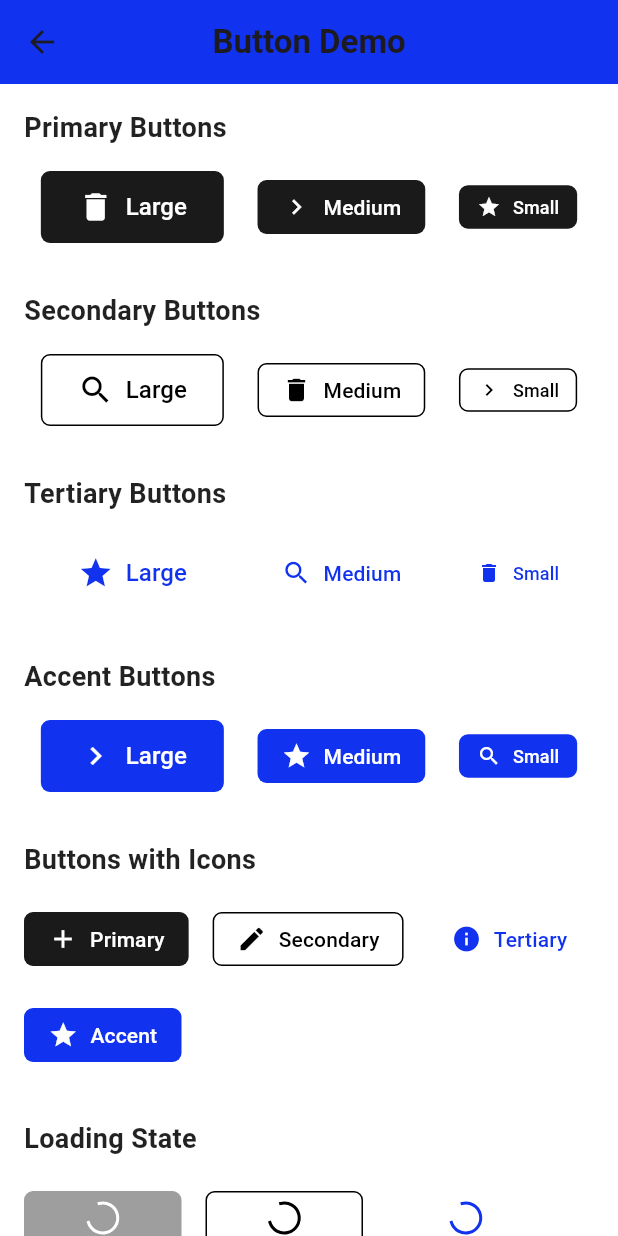
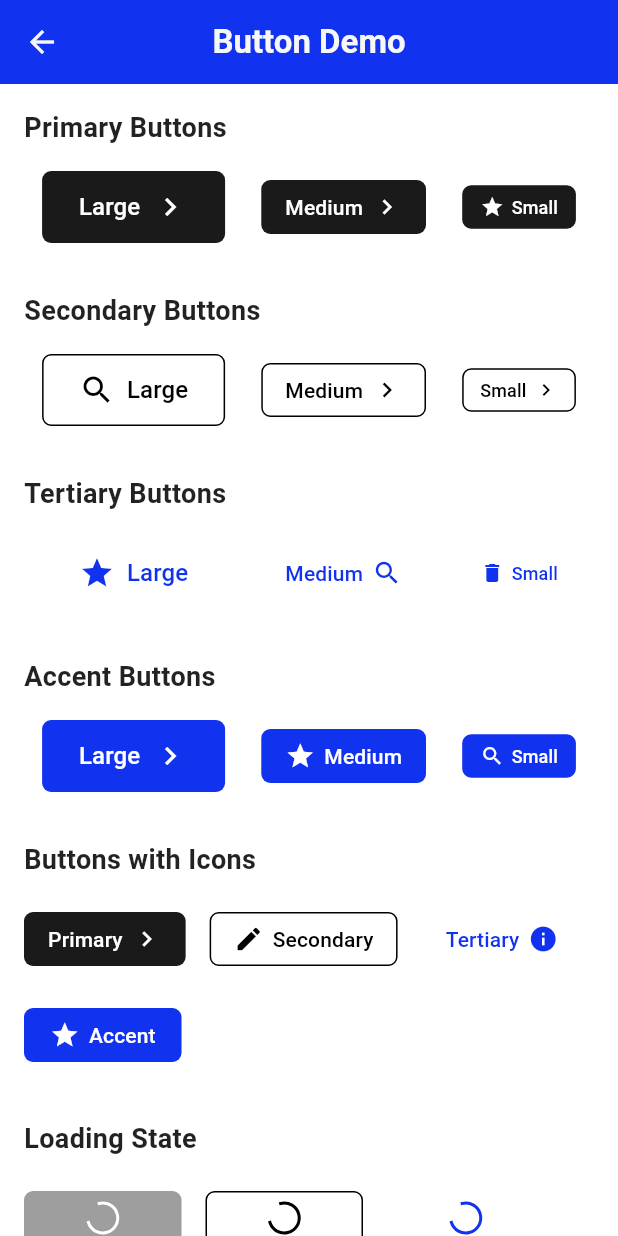
Before and after one commit to sourav-ganguly/doctor-finder, a Flutter app: the ButtonDemoScreen screen opened directly, on a phone screen of 412 x 824 dp. Run offline on Flutter 3.47's test engine with Material 3 defaults, Android fonts, the phone set to English and light mode, and no system bars; our stand-ins replace flutter_riverpod.

Commit message:
Enhance UI components and theme with new features
- Added OrionAppBar as a new common UI component
- Updated button components to support prefix and suffix icons
- Refined button size variants by adjusting gap and icon sizes
- Enhanced app theme with card theme and additional color definitions
- Updated demo screens to showcase new button and UI component capabilities

```diff
--- a/lib/common_ui/button/orion_buttons.dart
+++ b/lib/common_ui/button/orion_buttons.dart
@@ -17,7 +17,7 @@ enum ButtonSizeVariant {
     width: 105.0,
     horizontalPadding: 16,
     verticalPadding: 8,
-    gap: 8,
+    gap: 6,
     iconSize: 20,
     fontSize: 14.0,
   ),
@@ -26,7 +26,7 @@ enum ButtonSizeVariant {
     width: 48.0,
     horizontalPadding: 12,
     verticalPadding: 6,
-    gap: 8,
+    gap: 5,
     iconSize: 16,
     fontSize: 12.0,
   ),
@@ -53,7 +53,8 @@ enum ButtonSizeVariant {
 
 class BaseParentButton extends StatelessWidget {
   final String label;
-  final IconData? icon;
+  final IconData? prefixIcon;
+  final IconData? suffixIcon;
   final Color foregroundColor;
   final Color backgroundColor;
   final Color? overlayColor;
@@ -67,7 +68,8 @@ class BaseParentButton extends StatelessWidget {
   const BaseParentButton({
     super.key,
     required this.label,
-    this.icon,
+    this.prefixIcon,
+    this.suffixIcon,
     required this.foregroundColor,
     required this.backgroundColor,
     this.overlayColor,
@@ -112,9 +114,9 @@ class BaseParentButton extends StatelessWidget {
           : Row(
               mainAxisSize: MainAxisSize.min,
               children: [
-                if (icon != null) ...[
+                if (prefixIcon != null) ...[
                   Icon(
-                    icon,
+                    prefixIcon,
                     size: variant.iconSize,
                     color: foregroundColor,
                   ),
@@ -127,6 +129,14 @@ class BaseParentButton extends StatelessWidget {
                     fontWeight: FontWeight.w500,
                   ),
                 ),
+                if (suffixIcon != null) ...[
+                  SizedBox(width: variant.gap),
+                  Icon(
+                    suffixIcon,
+                    size: variant.iconSize,
+                    color: foregroundColor,
+                  ),
+                ],
               ],
             ),
     );
@@ -136,7 +146,8 @@ class BaseParentButton extends StatelessWidget {
 // Primary Button - Filled dark button
 class OrionPrimaryButton extends StatelessWidget {
   final String label;
-  final IconData? icon;
+  final IconData? prefixIcon;
+  final IconData? suffixIcon;
   final bool isLoading;
   final ButtonSizeVariant variant;
   final VoidCallback? onPressed;
@@ -144,7 +155,8 @@ class OrionPrimaryButton extends StatelessWidget {
   const OrionPrimaryButton({
     super.key,
     required this.label,
-    this.icon,
+    this.prefixIcon,
+    this.suffixIcon,
     this.isLoading = false,
     this.variant = ButtonSizeVariant.medium,
     this.onPressed,
@@ -154,7 +166,8 @@ class OrionPrimaryButton extends StatelessWidget {
   Widget build(BuildContext context) {
     return BaseParentButton(
       label: label,
-      icon: icon,
+      prefixIcon: prefixIcon,
+      suffixIcon: suffixIcon,
       foregroundColor: OrionColors.textOnInverse,
       backgroundColor: OrionColors.shapePrimary,
       overlayColor: OrionColors.textOnInverse,
@@ -170,7 +183,8 @@ class OrionPrimaryButton extends StatelessWidget {
 // Secondary Button - Outlined button with border
 class OrionSecondaryButton extends StatelessWidget {
   final String label;
-  final IconData? icon;
+  final IconData? prefixIcon;
+  final IconData? suffixIcon;
   final bool isLoading;
   final ButtonSizeVariant variant;
   final VoidCallback? onPressed;
@@ -178,7 +192,8 @@ class OrionSecondaryButton extends StatelessWidget {
   const OrionSecondaryButton({
     super.key,
     required this.label,
-    this.icon,
+    this.prefixIcon,
+    this.suffixIcon,
     this.isLoading = false,
     this.variant = ButtonSizeVariant.medium,
     this.onPressed,
@@ -188,7 +203,8 @@ class OrionSecondaryButton extends StatelessWidget {
   Widget build(BuildContext context) {
     return BaseParentButton(
       label: label,
-      icon: icon,
+      prefixIcon: prefixIcon,
+      suffixIcon: suffixIcon,
       foregroundColor: OrionColors.textDefault,
       backgroundColor: Colors.transparent,
       overlayColor: OrionColors.textDefault,
@@ -205,7 +221,8 @@ class OrionSecondaryButton extends StatelessWidget {
 // Tertiary Button - Text only button
 class OrionTertiaryButton extends StatelessWidget {
   final String label;
-  final IconData? icon;
+  final IconData? prefixIcon;
+  final IconData? suffixIcon;
   final bool isLoading;
   final ButtonSizeVariant variant;
   final VoidCallback? onPressed;
@@ -213,7 +230,8 @@ class OrionTertiaryButton extends StatelessWidget {
   const OrionTertiaryButton({
     super.key,
     required this.label,
-    this.icon,
+    this.prefixIcon,
+    this.suffixIcon,
     this.isLoading = false,
     this.variant = ButtonSizeVariant.medium,
     this.onPressed,
@@ -223,7 +241,8 @@ class OrionTertiaryButton extends StatelessWidget {
   Widget build(BuildContext context) {
     return BaseParentButton(
       label: label,
-      icon: icon,
+      prefixIcon: prefixIcon,
+      suffixIcon: suffixIcon,
       foregroundColor: OrionColors.textBrand,
       backgroundColor: Colors.transparent,
       overlayColor: OrionColors.surfaceBrand.withOpacity(0.05),
@@ -239,7 +258,8 @@ class OrionTertiaryButton extends StatelessWidget {
 // Accent Button - Filled blue button
 class OrionAccentButton extends StatelessWidget {
   final String label;
-  final IconData? icon;
+  final IconData? prefixIcon;
+  final IconData? suffixIcon;
   final bool isLoading;
   final ButtonSizeVariant variant;
   final VoidCallback? onPressed;
@@ -247,7 +267,8 @@ class OrionAccentButton extends StatelessWidget {
   const OrionAccentButton({
     super.key,
     required this.label,
-    this.icon,
+    this.prefixIcon,
+    this.suffixIcon,
     this.isLoading = false,
     this.variant = ButtonSizeVariant.medium,
     this.onPressed,
@@ -257,7 +278,8 @@ class OrionAccentButton extends StatelessWidget {
   Widget build(BuildContext context) {
     return BaseParentButton(
       label: label,
-      icon: icon,
+      prefixIcon: prefixIcon,
+      suffixIcon: suffixIcon,
       foregroundColor: OrionColors.textOnBrand,
       backgroundColor: OrionColors.surfaceBrand,
       overlayColor: OrionColors.surfaceInverse,
--- /dev/null
+++ b/lib/common_ui/orion_app_bar.dart
@@ -0,0 +1,14 @@
+import 'package:flutter/material.dart';
+
+class OrionAppBar extends StatelessWidget {
+  final Widget? title;
+  const OrionAppBar({
+    super.key,
+    this.title,
+  });
+
+  @override
+  Widget build(BuildContext context) {
+    return const Placeholder();
+  }
+}
--- a/lib/core/theme/app_theme.dart
+++ b/lib/core/theme/app_theme.dart
@@ -14,12 +14,23 @@ class AppTheme {
       scaffoldBackgroundColor: backgroundColor,
       appBarTheme: const AppBarTheme(
         backgroundColor: primaryColor,
+        foregroundColor: secondaryColor,
         elevation: 0,
         centerTitle: true,
       ),
       bottomNavigationBarTheme: const BottomNavigationBarThemeData(
         selectedItemColor: primaryColor,
         unselectedItemColor: secondaryTextColor,
+      ),
+      cardTheme: const CardTheme(
+        color: OrionColors.surfaceCard,
+        elevation: 2,
+        shadowColor: OrionColors.surfaceTransparent20,
+        margin: EdgeInsets.symmetric(horizontal: 16, vertical: 8),
+        shape: RoundedRectangleBorder(
+          borderRadius: BorderRadius.all(Radius.circular(12)),
+          side: BorderSide(color: OrionColors.neutral100, width: 1),
+        ),
       ),
       textTheme: const TextTheme(
         headlineLarge: TextStyle(
@@ -184,6 +195,7 @@ class OrionColors {
   static const Color surface3 = neutral100;
   static const Color surfaceInverse = neutral900;
   static const Color surfaceBrand = litmus500;
+  static const Color surfaceCard = litmus100;
 
   // Surface Semantic Colors
   static const Color surfaceSuccess = green50;
--- a/lib/features/demo_screen/screens/button_demo_screen.dart
+++ b/lib/features/demo_screen/screens/button_demo_screen.dart
@@ -29,19 +29,19 @@ class ButtonDemoScreen extends StatelessWidget {
               large: OrionPrimaryButton(
                 label: 'Large',
                 variant: ButtonSizeVariant.large,
-                icon: Icons.delete,
+                suffixIcon: Icons.chevron_right,
                 onPressed: () {},
               ),
               medium: OrionPrimaryButton(
                 label: 'Medium',
                 variant: ButtonSizeVariant.medium,
-                icon: Icons.chevron_right,
+                suffixIcon: Icons.chevron_right,
                 onPressed: () {},
               ),
               small: OrionPrimaryButton(
                 label: 'Small',
                 variant: ButtonSizeVariant.small,
-                icon: Icons.star,
+                prefixIcon: Icons.star,
                 onPressed: () {},
               ),
             ),
@@ -51,19 +51,19 @@ class ButtonDemoScreen extends StatelessWidget {
               large: OrionSecondaryButton(
                 label: 'Large',
                 variant: ButtonSizeVariant.large,
-                icon: Icons.search,
+                prefixIcon: Icons.search,
                 onPressed: () {},
               ),
               medium: OrionSecondaryButton(
                 label: 'Medium',
                 variant: ButtonSizeVariant.medium,
-                icon: Icons.delete,
+                suffixIcon: Icons.chevron_right,
                 onPressed: () {},
               ),
               small: OrionSecondaryButton(
                 label: 'Small',
                 variant: ButtonSizeVariant.small,
-                icon: Icons.chevron_right,
+                suffixIcon: Icons.chevron_right,
                 onPressed: () {},
               ),
             ),
@@ -73,19 +73,19 @@ class ButtonDemoScreen extends StatelessWidget {
               large: OrionTertiaryButton(
                 label: 'Large',
                 variant: ButtonSizeVariant.large,
-                icon: Icons.star,
+                prefixIcon: Icons.star,
                 onPressed: () {},
               ),
               medium: OrionTertiaryButton(
                 label: 'Medium',
                 variant: ButtonSizeVariant.medium,
-                icon: Icons.search,
+                suffixIcon: Icons.search,
                 onPressed: () {},
               ),
               small: OrionTertiaryButton(
                 label: 'Small',
                 variant: ButtonSizeVariant.small,
-                icon: Icons.delete,
+                prefixIcon: Icons.delete,
                 onPressed: () {},
               ),
             ),
@@ -95,19 +95,19 @@ class ButtonDemoScreen extends StatelessWidget {
               large: OrionAccentButton(
                 label: 'Large',
                 variant: ButtonSizeVariant.large,
-                icon: Icons.chevron_right,
+                suffixIcon: Icons.chevron_right,
                 onPressed: () {},
               ),
               medium: OrionAccentButton(
                 label: 'Medium',
                 variant: ButtonSizeVariant.medium,
-                icon: Icons.star,
+                prefixIcon: Icons.star,
                 onPressed: () {},
               ),
               small: OrionAccentButton(
                 label: 'Small',
                 variant: ButtonSizeVariant.small,
-                icon: Icons.search,
+                prefixIcon: Icons.search,
                 onPressed: () {},
               ),
             ),
@@ -119,22 +119,22 @@ class ButtonDemoScreen extends StatelessWidget {
               children: [
                 OrionPrimaryButton(
                   label: 'Primary',
-                  icon: Icons.add,
+                  suffixIcon: Icons.chevron_right,
                   onPressed: () {},
                 ),
                 OrionSecondaryButton(
                   label: 'Secondary',
-                  icon: Icons.edit,
+                  prefixIcon: Icons.edit,
                   onPressed: () {},
                 ),
                 OrionTertiaryButton(
                   label: 'Tertiary',
-                  icon: Icons.info,
+                  suffixIcon: Icons.info,
                   onPressed: () {},
                 ),
                 OrionAccentButton(
                   label: 'Accent',
-                  icon: Icons.star,
+                  prefixIcon: Icons.star,
                   onPressed: () {},
                 ),
               ],
--- a/lib/features/demo_screen/screens/demo_screen.dart
+++ b/lib/features/demo_screen/screens/demo_screen.dart
@@ -11,6 +11,7 @@ class DemoScreen extends StatelessWidget {
     return Scaffold(
       appBar: AppBar(
         title: const Text('UI Components Demo'),
+        automaticallyImplyLeading: false,
       ),
       body: ListView(
         padding: const EdgeInsets.all(16),
--- a/lib/features/doctor_finder/screens/doctor_finder_screen.dart
+++ b/lib/features/doctor_finder/screens/doctor_finder_screen.dart
@@ -31,17 +31,16 @@ class _DoctorFinderScreenState extends ConsumerState<DoctorFinderScreen> {
     final searchQuery = ref.watch(doctorSearchProvider);
     final doctorsAsync = ref.watch(doctorListProvider(searchQuery));
 
-    final theme = Theme.of(context);
-
     return GestureDetector(
       onTap: () => FocusScope.of(context).unfocus(),
       child: Scaffold(
         appBar: AppBar(
           title: const Text(
             'Doctor Finder',
-            style: TextStyle(color: Colors.white),
+            // style: TextStyle(color: Colors.white),
           ),
-          backgroundColor: theme.primaryColor,
+          // backgroundColor: theme.primaryColor,
+          automaticallyImplyLeading: false,
         ),
         body: ListView(
           children: [
--- a/lib/features/doctor_finder/widgets/orion_doctor_search_card.dart
+++ b/lib/features/doctor_finder/widgets/orion_doctor_search_card.dart
@@ -1,3 +1,4 @@
+import 'package:doctor_finder/common_ui/button/orion_buttons.dart';
 import 'package:flutter/material.dart';
 
 class OrionDoctorSearchCard extends StatelessWidget {
@@ -40,16 +41,21 @@ class OrionDoctorSearchCard extends StatelessWidget {
               ),
             ),
             const SizedBox(height: 16),
-            TextButton(
+            OrionAccentButton(
+              label: 'Search Doctors',
+              variant: ButtonSizeVariant.large,
               onPressed: onSearchPressed,
-              style: TextButton.styleFrom(
-                backgroundColor: theme.primaryColor,
-                foregroundColor: Colors.white,
-                textStyle: theme.textTheme.titleMedium,
-                padding: const EdgeInsets.symmetric(vertical: 16),
-              ),
-              child: const Text('Search Doctors'),
             ),
+            // TextButton(
+            //   onPressed: onSearchPressed,
+            //   style: TextButton.styleFrom(
+            //     backgroundColor: theme.primaryColor,
+            //     foregroundColor: Colors.white,
+            //     textStyle: theme.textTheme.titleMedium,
+            //     padding: const EdgeInsets.symmetric(vertical: 16),
+            //   ),
+            //   child: const Text('Search Doctors'),
+            // ),
           ],
         ),
       ),
```
